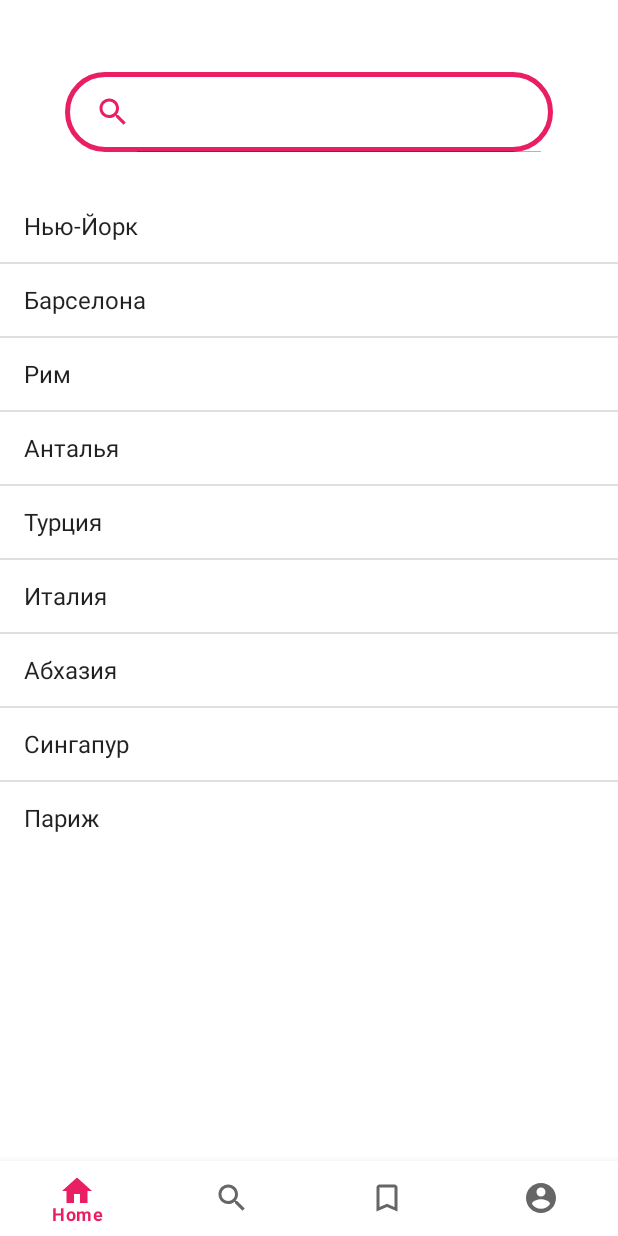
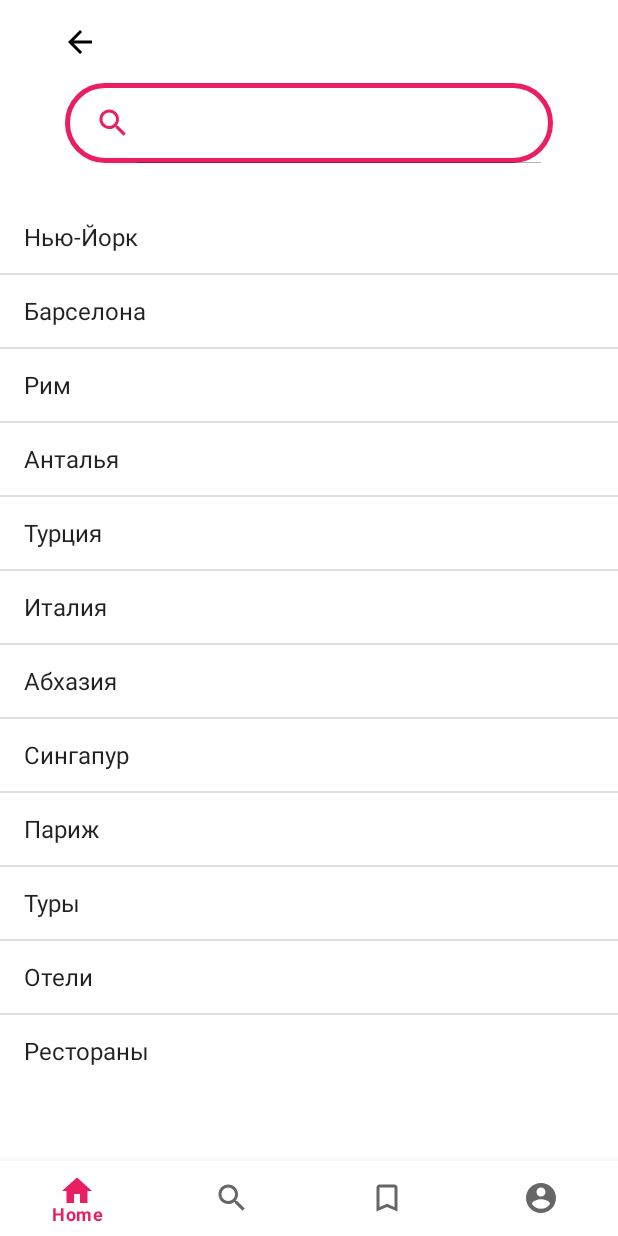
Before and after one commit to irunner1/TourApp, an Android app: the fragment FindFragment placed in its activity, on a phone screen of 412 x 824 dp. Run offline under Robolectric (Android 15) with nearby library versions, the phone set to English and light mode, and no system bars.

Commit message:
added some pages

```diff
--- a/app/src/main/java/com/example/kr/fragments/FindFragment.java
+++ b/app/src/main/java/com/example/kr/fragments/FindFragment.java
@@ -4,7 +4,9 @@ import android.content.Context;
 import android.content.Intent;
 import android.os.Bundle;
 
+import androidx.appcompat.app.AppCompatActivity;
 import androidx.appcompat.widget.SearchView;
+import androidx.appcompat.widget.Toolbar;
 import androidx.fragment.app.Fragment;
 import android.view.LayoutInflater;
 import android.view.View;
@@ -18,11 +20,21 @@ import com.example.kr.Activity.TourActivity;
 import com.example.kr.R;
 
 public class FindFragment extends Fragment {
+    private Toolbar toolbar;
     SearchView searchView;
     ListView listView;
-    String[] name = {"Нью-Йорк", "Барселона", "Рим", "Анталья", "Турция", "Италия", "Абхазия", "Сингапур", "Париж"};
+    String[] name = {"Нью-Йорк", "Барселона", "Рим", "Анталья", "Турция", "Италия", "Абхазия", "Сингапур", "Париж", "Туры", "Отели", "Рестораны"};
     Context context;
     ArrayAdapter<String> arrayAdapter;
+
+    private void toolBarSet() {
+        ((AppCompatActivity)getActivity()).setSupportActionBar(toolbar);
+        if (((AppCompatActivity)getActivity()).getSupportActionBar() != null) {
+            ((AppCompatActivity)getActivity()).getSupportActionBar().setDisplayHomeAsUpEnabled(true);
+            ((AppCompatActivity)getActivity()).getSupportActionBar().setDisplayShowHomeEnabled(true);
+            ((AppCompatActivity)getActivity()).getSupportActionBar().setTitle("");
+        }
+    }
 
     @Override
     public void onCreate(Bundle savedInstanceState) {
@@ -34,11 +46,12 @@ public class FindFragment extends Fragment {
     public View onCreateView(LayoutInflater inflater, ViewGroup container,
                              Bundle savedInstanceState) {
         View view = inflater.inflate(R.layout.fragment_find, container, false);
+        toolbar = (Toolbar) view.findViewById(R.id.toolbar);
+        toolBarSet();
         searchView = view.findViewById(R.id.SearchView);
         listView = (ListView) view.findViewById(R.id.Searc);
         arrayAdapter = new ArrayAdapter<String>(getContext(), android.R.layout.simple_list_item_1, name);
         listView.setAdapter(arrayAdapter);
-//        searchView.onActionViewExpanded();
         searchView.setOnQueryTextListener(new SearchView.OnQueryTextListener() {
             @Override
             public boolean onQueryTextSubmit(String query) {
--- a/app/src/main/res/layout/fragment_find.xml
+++ b/app/src/main/res/layout/fragment_find.xml
@@ -6,11 +6,24 @@
     android:layout_height="match_parent"
     tools:context=".fragments.FindFragment">
 
+    <androidx.appcompat.widget.Toolbar
+        android:id="@+id/toolbar"
+        android:layout_width="0dp"
+        android:layout_height="wrap_content"
+        android:layout_marginStart="25dp"
+        android:background="@color/white"
+        android:minHeight="?attr/actionBarSize"
+        app:layout_constraintEnd_toEndOf="parent"
+        app:layout_constraintHorizontal_bias="1.0"
+        app:layout_constraintStart_toStartOf="parent"
+        app:layout_constraintTop_toTopOf="parent"
+        app:theme="@style/ToolbarTheme" />
+
     <androidx.appcompat.widget.SearchView
         android:id="@+id/SearchView"
         android:layout_width="325dp"
         android:layout_height="53dp"
-        android:layout_marginTop="48dp"
+        android:layout_marginTop="55dp"
         android:background="@drawable/search_bg"
         android:ems="10"
         app:iconifiedByDefault="false"
--- a/app/src/main/res/values-night/themes.xml
+++ b/app/src/main/res/values-night/themes.xml
@@ -1,16 +1,55 @@
+<!--<resources xmlns:tools="http://schemas.android.com/tools">-->
+<!--    &lt;!&ndash; Base application theme. &ndash;&gt;-->
+<!--    <style name="Theme.Kr" parent="Theme.MaterialComponents.DayNight.DarkActionBar">-->
+<!--        &lt;!&ndash; Primary brand color. &ndash;&gt;-->
+<!--        <item name="colorPrimary">@color/purple_200</item>-->
+<!--        <item name="colorPrimaryVariant">@color/purple_700</item>-->
+<!--        <item name="colorOnPrimary">@color/black</item>-->
+<!--        &lt;!&ndash; Secondary brand color. &ndash;&gt;-->
+<!--        <item name="colorSecondary">@color/teal_200</item>-->
+<!--        <item name="colorSecondaryVariant">@color/teal_200</item>-->
+<!--        <item name="colorOnSecondary">@color/black</item>-->
+<!--        &lt;!&ndash; Status bar color. &ndash;&gt;-->
+<!--        &lt;!&ndash; Customize your theme here. &ndash;&gt;-->
+<!--    </style>-->
+<!--</resources>-->
 <resources xmlns:tools="http://schemas.android.com/tools">
     <!-- Base application theme. -->
     <style name="Theme.Kr" parent="Theme.MaterialComponents.DayNight.DarkActionBar">
         <!-- Primary brand color. -->
-        <item name="colorPrimary">@color/purple_200</item>
+        <item name="colorPrimary">@color/purple_500</item>
         <item name="colorPrimaryVariant">@color/purple_700</item>
-        <item name="colorOnPrimary">@color/black</item>
+        <item name="colorOnPrimary">@color/white</item>
         <!-- Secondary brand color. -->
         <item name="colorSecondary">@color/teal_200</item>
-        <item name="colorSecondaryVariant">@color/teal_200</item>
+        <item name="colorSecondaryVariant">@color/teal_700</item>
         <item name="colorOnSecondary">@color/black</item>
-        <!-- Status bar color. -->
-        <item name="android:statusBarColor" tools:targetApi="l">?attr/colorPrimaryVariant</item>
-        <!-- Customize your theme here. -->
+        <item name="windowActionBar">false</item>
+        <item name="windowNoTitle">true</item>
+    </style>
+
+    <style name="systemButtonStyle" parent="Widget.MaterialComponents.Button">
+        <item name="android:background">@drawable/buttonst</item>
+    </style>
+
+    <style name="ClearButtonStyle" parent="Widget.MaterialComponents.Button">
+        <item name="android:background">@drawable/recommendations_bg</item>
+    </style>
+
+    <style name="Theme.Kr.NoActionBar">
+        <item name="windowActionBar">false</item>
+        <item name="windowNoTitle">true</item>
+    </style>
+
+    <style name="Theme.Kr.AppBarOverlay" parent="ThemeOverlay.AppCompat.Dark.ActionBar" />
+
+    <style name="Theme.Kr.PopupOverlay" parent="ThemeOverlay.AppCompat.Light" />
+
+    <style name="ToolbarTheme" parent="@style/ThemeOverlay.AppCompat.ActionBar">
+        <item name="colorControlNormal">@color/colorControlNormal</item>
+    </style>
+
+    <style name="CSearchView" parent="Base.Widget.AppCompat.SearchView">
+        <item name="searchIcon">@drawable/ic_search_red_24</item>
     </style>
 </resources>
```
Also changed, not shown: app/src/main/java/com/example/kr/Activity/TourActivity.java (+15 -0 lines), app/src/main/java/com/example/kr/HomeFragment.java (+11 -3 lines), app/src/main/java/com/example/kr/pages/HotelsFragment.java (added, +40 -0 lines), app/src/main/java/com/example/kr/pages/RestaurantsFragment.java (added, +40 -0 lines), app/src/main/java/com/example/kr/pages/ToursFragment.java (added, +40 -0 lines), app/src/main/res/layout/fragment_hotels.xml (added, +27 -0 lines), app/src/main/res/layout/fragment_restaurants.xml (added, +27 -0 lines), app/src/main/res/layout/fragment_tours.xml (added, +27 -0 lines).
